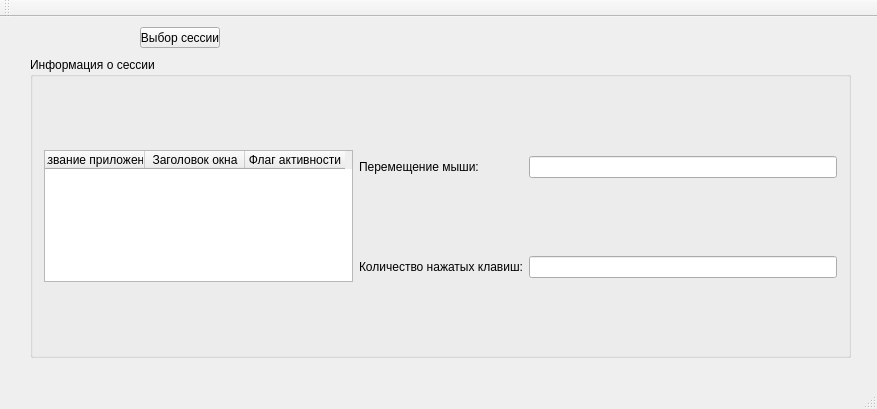
Qt form mainwindow.ui (MAWINA-ant/my_prog) before a commit.
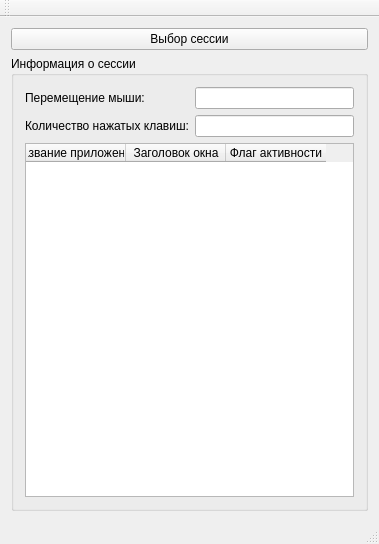
The same form after that commit.

Patch:
```diff
--- a/mainwindow.ui
+++ b/mainwindow.ui
@@ -6,44 +6,49 @@
    <rect>
     <x>0</x>
     <y>0</y>
-    <width>877</width>
-    <height>409</height>
+    <width>379</width>
+    <height>544</height>
    </rect>
   </property>
   <property name="windowTitle">
    <string>MainWindow</string>
   </property>
   <widget class="QWidget" name="centralWidget">
+   <layout class="QGridLayout" name="gridLayout_2">
+    <item row="0" column="0">
    <widget class="QPushButton" name="pushButtonChooseSession">
-    <property name="geometry">
-     <rect>
-      <x>140</x>
-      <y>10</y>
-      <width>80</width>
-      <height>21</height>
-     </rect>
-    </property>
     <property name="text">
      <string>Выбор сессии</string>
     </property>
    </widget>
+    </item>
+    <item row="1" column="0">
    <widget class="QGroupBox" name="groupBoxSessionInfo">
-    <property name="geometry">
-     <rect>
-      <x>30</x>
-      <y>40</y>
-      <width>821</width>
-      <height>301</height>
-     </rect>
-    </property>
     <property name="title">
      <string>Информация о сессии</string>
     </property>
     <layout class="QGridLayout" name="gridLayout">
-     <item row="1" column="2">
+       <item row="0" column="0">
+        <widget class="QLabel" name="labelRangeMouse">
+         <property name="text">
+          <string>Перемещение мыши:</string>
+         </property>
+        </widget>
+       </item>
+       <item row="0" column="1">
+        <widget class="QLineEdit" name="lineEditRangeMouse"/>
+       </item>
+       <item row="1" column="0">
+        <widget class="QLabel" name="labelKeyPressedCount">
+         <property name="text">
+          <string>Количество нажатых клавиш:</string>
+         </property>
+        </widget>
+       </item>
+       <item row="1" column="1">
       <widget class="QLineEdit" name="lineEditKeyPressedCount"/>
      </item>
-     <item row="0" column="0" rowspan="2">
+       <item row="2" column="0" rowspan="2" colspan="2">
       <widget class="QTableWidget" name="tableWidget">
        <column>
         <property name="text">
@@ -62,25 +67,10 @@
        </column>
       </widget>
      </item>
-     <item row="0" column="2">
-      <widget class="QLineEdit" name="lineEditRangeMouse"/>
-     </item>
-     <item row="0" column="1">
-      <widget class="QLabel" name="labelRangeMouse">
-       <property name="text">
-        <string>Перемещение мыши:</string>
-       </property>
-      </widget>
-     </item>
-     <item row="1" column="1">
-      <widget class="QLabel" name="labelKeyPressedCount">
-       <property name="text">
-        <string>Количество нажатых клавиш:</string>
-       </property>
-      </widget>
-     </item>
-    </layout>
-   </widget>
+      </layout>
+     </widget>
+    </item>
+   </layout>
   </widget>
   <widget class="QMenuBar" name="menuBar">
    <property name="geometry">
```
Left out of the diff: 2 changed lines with no effect on the pictures. Lines whose indentation alone changed are shown as unchanged.
